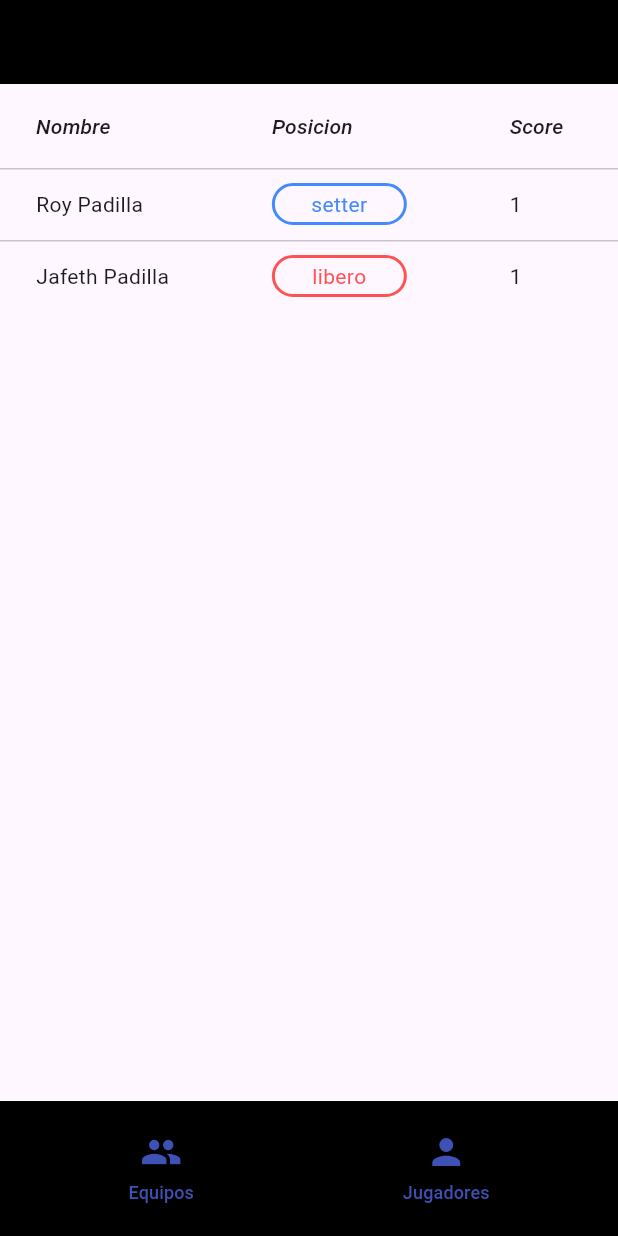
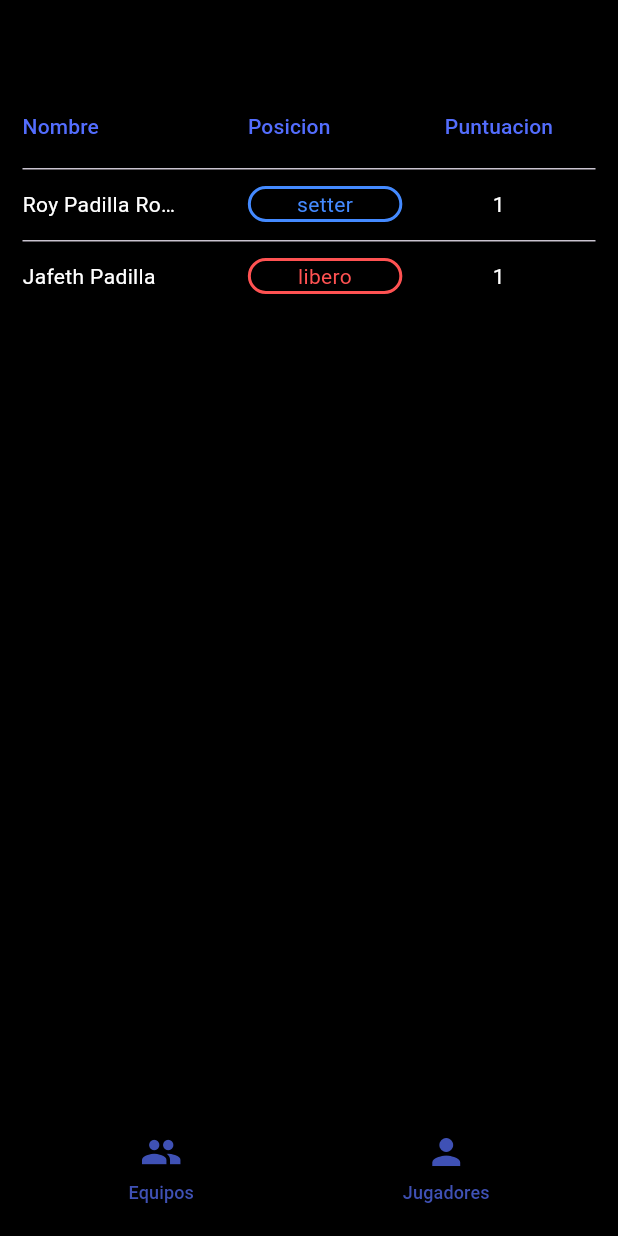
Before and after one commit to Roypc86/VoleibolTeamCreator, a Flutter app: the screen it shows after launch, on a phone screen of 412 x 824 dp. Run offline on Flutter 3.47's test engine with Material 3 defaults, Android fonts, the phone set to English and light mode, and no system bars.

Commit message:
Adding players view

```diff
--- a/voleibolteamcreator/lib/viewmodels/players_viewmodel.dart
+++ b/voleibolteamcreator/lib/viewmodels/players_viewmodel.dart
@@ -6,7 +6,7 @@ class PlayersViewModel extends ChangeNotifier {
   final List<Player> _players = [
     Player(
         id: '1',
-        name: 'Roy Padilla',
+        name: 'Roy Padilla Roy Padilla',
         attack: 1,
         defense: 2,
         serve: 3,
--- a/voleibolteamcreator/lib/views/players_screen.dart
+++ b/voleibolteamcreator/lib/views/players_screen.dart
@@ -6,81 +6,120 @@ import 'package:voleibolteamcreator/viewmodels/players_viewmodel.dart';
 
 class PlayersScreen extends StatelessWidget {
   const PlayersScreen({super.key});
-
+  static const double nameSizeFactor = 1 / 3;
+  static const double positionSizeFactor = 1 / 4;
+  static const double scoreSizeFactor = 1 / 4;
   @override
   Widget build(BuildContext context) {
     final playersViewModel = Provider.of<PlayersViewModel>(context);
+    final screenWidth = MediaQuery.of(context).size.width;
 
     return Scaffold(
-      body: SizedBox(
+      body: Container(
+        color: Colors.black,
         width: double.infinity,
         height: double.infinity,
         child: SingleChildScrollView(
+            child: Padding(
+          padding: const EdgeInsets.symmetric(horizontal: 15.0),
           child: DataTable(
-                columns: getColumns(),
-                rows: getRows(playersViewModel.players))),
+              columnSpacing: 0,
+              horizontalMargin: 0,
+              columns: getColumns(screenWidth),
+              rows: getRows(playersViewModel.players, screenWidth)),
+        )),
       ),
     );
   }
 
-  List<DataColumn> getColumns() {
-    return const [
+  List<DataColumn> getColumns(double screenWidth) {
+    return [
       DataColumn(
-        label: Expanded(
-            child:
-                Text('Nombre', style: TextStyle(fontStyle: FontStyle.italic))),
+        label: SizedBox(
+          width: screenWidth * nameSizeFactor,
+          child: const Text(
+            'Nombre',
+            style: TextStyle(color: Colors.indigoAccent),
+          ),
+        ),
       ),
       DataColumn(
-        label: Expanded(
-            child: Text('Posicion',
-                style: TextStyle(fontStyle: FontStyle.italic))),
+        label: SizedBox(
+          width: screenWidth * positionSizeFactor,
+          child: const Text(
+            'Posicion',
+            style: TextStyle(color: Colors.indigoAccent),
+          ),
+        ),
       ),
       DataColumn(
-        label: Expanded(
-            child:
-                Text('Score', style: TextStyle(fontStyle: FontStyle.italic))),
+        label: SizedBox(
+          width: screenWidth * scoreSizeFactor,
+          child: const Text(
+            'Puntuacion',
+            textAlign: TextAlign.center,
+            style: TextStyle(color: Colors.indigoAccent),
+          ),
+        ),
       ),
     ];
   }
 
-  List<DataRow> getRows(List<Player> players) {
+  List<DataRow> getRows(List<Player> players, double screenWidth) {
     List<DataRow> playersRows = [];
-    int index = 0;
+
     for (Player player in players) {
       playersRows.add(
         DataRow(
-          color: WidgetStateProperty.resolveWith<Color?>(
-              (Set<WidgetState> states) {
-            if (index % 2 == 1) return Colors.grey[200];
-            return null;
-          }),
+          // color: WidgetStateProperty.resolveWith<Color?>(
+          //     (Set<WidgetState> states) {
+          //   if (pIndex % 2 == 1) {
+          //     return Colors.grey[200];
+          //   }
+          //   return Colors.white; // Use the default value.
+          // }),
           cells: [
             DataCell(
-              Text(player.name),
+              SizedBox(
+                width: screenWidth * (1 / 4),
+                child: Text(
+                  player.name,
+                  maxLines: 1,
+                  style: const TextStyle(
+                      color: Colors.white, overflow: TextOverflow.ellipsis),
+                ),
+              ),
             ),
             DataCell(
               Container(
-                  width: 90,
-                  padding:
-                      const EdgeInsets.symmetric(horizontal: 5, vertical: 2),
+                width: screenWidth * (1 / 4),
+                //padding: const EdgeInsets.symmetric(horizontal: 5, vertical: 2),
                 decoration: BoxDecoration(
                     border: Border.all(
                         width: 2, color: getColorByPosition(player.position)),
                     borderRadius: BorderRadius.circular(15)),
                 child: Text(
                   player.position.name.toString(),
-                    style:
-                        TextStyle(color: getColorByPosition(player.position)),
+                  style: TextStyle(
+                      color: getColorByPosition(player.position),
+                      overflow: TextOverflow.ellipsis),
                   textAlign: TextAlign.center,
-                  )),
+                ),
+              ),
             ),
             DataCell(
-              Text(player.speed.toString()),
+              SizedBox(
+                width: screenWidth * (1 / 4),
+                child: Text(
+                  player.speed.toString(),
+                  textAlign: TextAlign.center,
+                  style: const TextStyle(color: Colors.white),
+                ),
+              ),
             ),
           ],
         ),
       );
-      index++;
     }
     return playersRows;
   }
```
Lines whose indentation alone changed are shown as unchanged.
